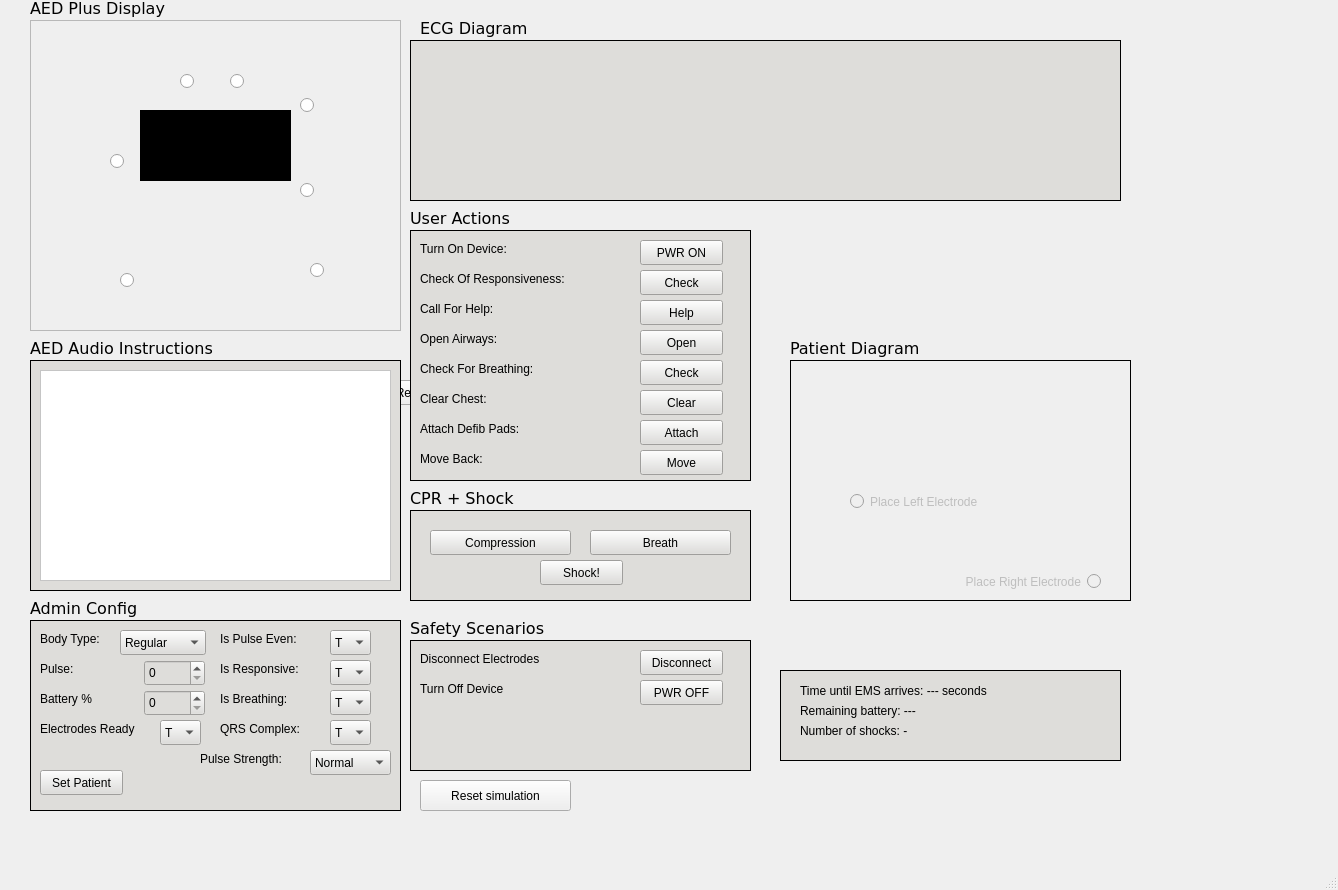
First picture: the form in mainwindow.ui, repository sfahimanwar/COMP3004-Project-Team-20, before the edit.
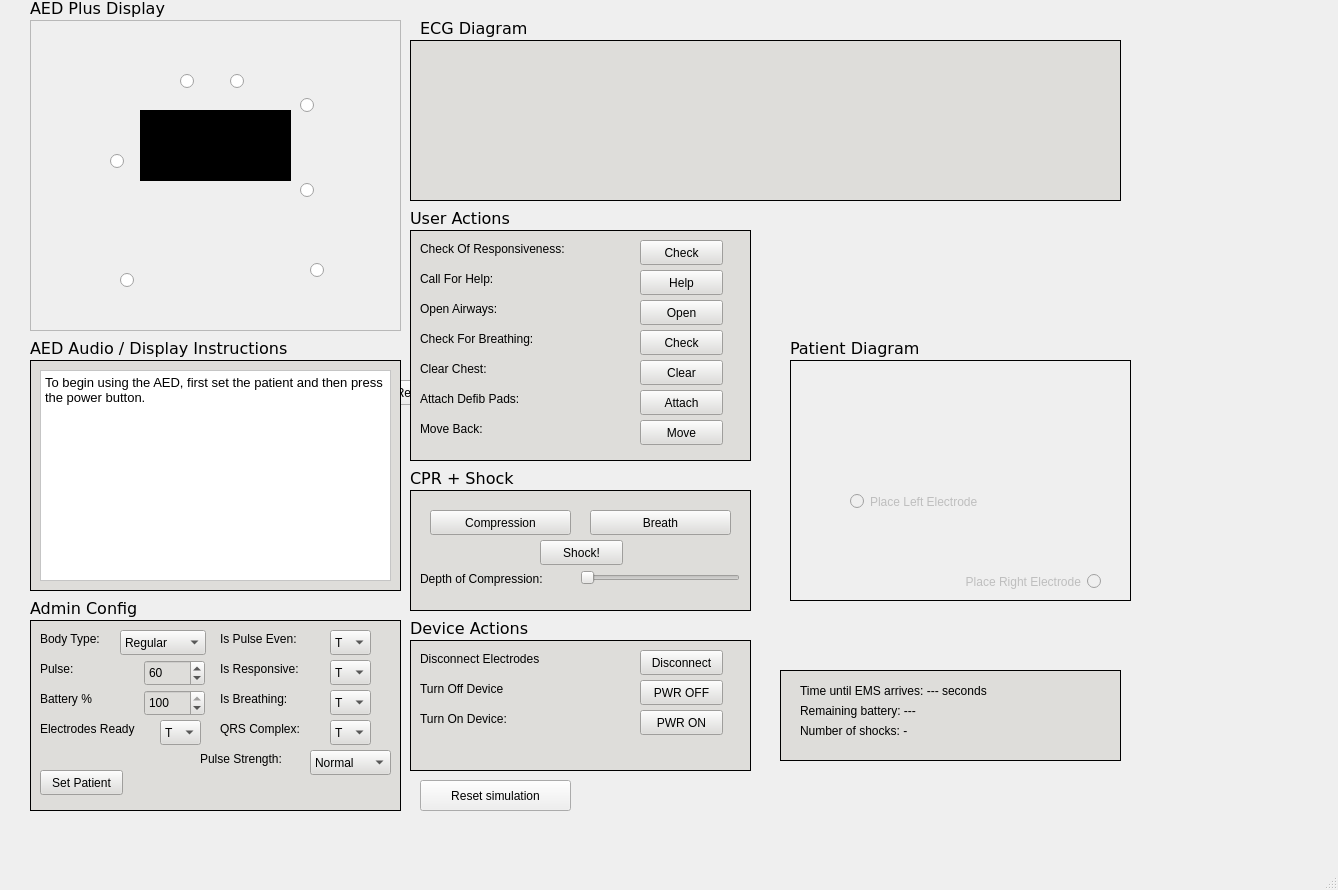
Second picture: the form after the edit. Icons and pictures are not drawn.

Commit message: Fixed a couple bugs and added depth and  off button functionality

```diff
--- a/mainwindow.ui
+++ b/mainwindow.ui
@@ -57,7 +57,7 @@
      <rect>
       <x>30</x>
       <y>340</y>
-      <width>191</width>
+      <width>261</width>
       <height>17</height>
      </rect>
     </property>
@@ -68,7 +68,7 @@
      </font>
     </property>
     <property name="text">
-     <string>AED Audio Instructions</string>
+     <string>AED Audio / Display Instructions</string>
     </property>
    </widget>
    <widget class="QFrame" name="aedAudioFrame">
@@ -109,7 +109,7 @@
 &lt;html&gt;&lt;head&gt;&lt;meta name=&quot;qrichtext&quot; content=&quot;1&quot; /&gt;&lt;style type=&quot;text/css&quot;&gt;
 p, li { white-space: pre-wrap; }
 &lt;/style&gt;&lt;/head&gt;&lt;body style=&quot; font-family:'Sans'; font-size:10pt; font-weight:400; font-style:normal;&quot;&gt;
-&lt;p style=&quot;-qt-paragraph-type:empty; margin-top:0px; margin-bottom:0px; margin-left:0px; margin-right:0px; -qt-block-indent:0; text-indent:0px;&quot;&gt;&lt;br /&gt;&lt;/p&gt;&lt;/body&gt;&lt;/html&gt;</string>
+&lt;p style=&quot; margin-top:0px; margin-bottom:0px; margin-left:0px; margin-right:0px; -qt-block-indent:0; text-indent:0px;&quot;&gt;&lt;span style=&quot; color:#000000;&quot;&gt;To begin using the AED, first set the patient and then press the power button.&lt;/span&gt;&lt;/p&gt;&lt;/body&gt;&lt;/html&gt;</string>
      </property>
     </widget>
    </widget>
@@ -208,6 +208,9 @@
      <property name="maximum">
       <number>300</number>
      </property>
+     <property name="value">
+      <number>60</number>
+     </property>
     </widget>
     <widget class="QLabel" name="isPulseEvenLabel">
      <property name="geometry">
@@ -399,6 +402,9 @@
      <property name="maximum">
       <number>100</number>
      </property>
+     <property name="value">
+      <number>100</number>
+     </property>
     </widget>
     <widget class="QLabel" name="pulseLabel_3">
      <property name="geometry">
@@ -491,7 +497,7 @@
       <x>410</x>
       <y>230</y>
       <width>341</width>
-      <height>251</height>
+      <height>231</height>
      </rect>
     </property>
     <property name="styleSheet">
@@ -503,37 +509,11 @@
     <property name="frameShadow">
      <enum>QFrame::Plain</enum>
     </property>
-    <widget class="QLabel" name="turnOnDeviceLabel">
-     <property name="geometry">
-      <rect>
-       <x>10</x>
-       <y>10</y>
-       <width>111</width>
-       <height>17</height>
-      </rect>
-     </property>
-     <property name="text">
-      <string>Turn On Device:</string>
-     </property>
-    </widget>
-    <widget class="QPushButton" name="powerButton">
-     <property name="geometry">
-      <rect>
-       <x>230</x>
-       <y>10</y>
-       <width>83</width>
-       <height>25</height>
-      </rect>
-     </property>
-     <property name="text">
-      <string>PWR ON</string>
-     </property>
-    </widget>
     <widget class="QLabel" name="responsivenessLabel">
      <property name="geometry">
       <rect>
        <x>10</x>
-       <y>40</y>
+       <y>10</y>
        <width>171</width>
        <height>17</height>
       </rect>
@@ -546,7 +526,7 @@
      <property name="geometry">
       <rect>
        <x>230</x>
-       <y>40</y>
+       <y>10</y>
        <width>83</width>
        <height>25</height>
       </rect>
@@ -559,7 +539,7 @@
      <property name="geometry">
       <rect>
        <x>10</x>
-       <y>70</y>
+       <y>40</y>
        <width>171</width>
        <height>17</height>
       </rect>
@@ -572,7 +552,7 @@
      <property name="geometry">
       <rect>
        <x>230</x>
-       <y>70</y>
+       <y>40</y>
        <width>83</width>
        <height>25</height>
       </rect>
@@ -585,7 +565,7 @@
      <property name="geometry">
       <rect>
        <x>10</x>
-       <y>160</y>
+       <y>130</y>
        <width>171</width>
        <height>17</height>
       </rect>
@@ -598,7 +578,7 @@
      <property name="geometry">
       <rect>
        <x>230</x>
-       <y>160</y>
+       <y>130</y>
        <width>83</width>
        <height>25</height>
       </rect>
@@ -611,7 +591,7 @@
      <property name="geometry">
       <rect>
        <x>10</x>
-       <y>190</y>
+       <y>160</y>
        <width>171</width>
        <height>17</height>
       </rect>
@@ -624,7 +604,7 @@
      <property name="geometry">
       <rect>
        <x>230</x>
-       <y>190</y>
+       <y>160</y>
        <width>83</width>
        <height>25</height>
       </rect>
@@ -637,7 +617,7 @@
      <property name="geometry">
       <rect>
        <x>10</x>
-       <y>220</y>
+       <y>190</y>
        <width>171</width>
        <height>17</height>
       </rect>
@@ -650,7 +630,7 @@
      <property name="geometry">
       <rect>
        <x>230</x>
-       <y>220</y>
+       <y>190</y>
        <width>83</width>
        <height>25</height>
       </rect>
@@ -663,7 +643,7 @@
      <property name="geometry">
       <rect>
        <x>230</x>
-       <y>100</y>
+       <y>70</y>
        <width>83</width>
        <height>25</height>
       </rect>
@@ -676,7 +656,7 @@
      <property name="geometry">
       <rect>
        <x>230</x>
-       <y>130</y>
+       <y>100</y>
        <width>83</width>
        <height>25</height>
       </rect>
@@ -689,7 +669,7 @@
      <property name="geometry">
       <rect>
        <x>10</x>
-       <y>130</y>
+       <y>100</y>
        <width>171</width>
        <height>17</height>
       </rect>
@@ -702,7 +682,7 @@
      <property name="geometry">
       <rect>
        <x>10</x>
-       <y>100</y>
+       <y>70</y>
        <width>171</width>
        <height>17</height>
       </rect>
@@ -716,7 +696,7 @@
     <property name="geometry">
      <rect>
       <x>410</x>
-      <y>490</y>
+      <y>470</y>
       <width>191</width>
       <height>17</height>
      </rect>
@@ -735,9 +715,9 @@
     <property name="geometry">
      <rect>
       <x>410</x>
-      <y>510</y>
+      <y>490</y>
       <width>341</width>
-      <height>91</height>
+      <height>121</height>
      </rect>
     </property>
     <property name="styleSheet">
@@ -788,6 +768,32 @@
       <string>Shock!</string>
      </property>
     </widget>
+    <widget class="QSlider" name="compressionSlider">
+     <property name="geometry">
+      <rect>
+       <x>170</x>
+       <y>80</y>
+       <width>160</width>
+       <height>16</height>
+      </rect>
+     </property>
+     <property name="orientation">
+      <enum>Qt::Horizontal</enum>
+     </property>
+    </widget>
+    <widget class="QLabel" name="compressionDepthLabel">
+     <property name="geometry">
+      <rect>
+       <x>10</x>
+       <y>80</y>
+       <width>161</width>
+       <height>17</height>
+      </rect>
+     </property>
+     <property name="text">
+      <string>Depth of Compression:</string>
+     </property>
+    </widget>
    </widget>
    <widget class="QFrame" name="patientFrame">
     <property name="enabled">
@@ -1255,7 +1261,7 @@
      </font>
     </property>
     <property name="text">
-     <string>Safety Scenarios</string>
+     <string>Device Actions</string>
     </property>
    </widget>
    <widget class="QFrame" name="userActionsFrame_2">
@@ -1328,6 +1334,32 @@
       <string>PWR OFF</string>
      </property>
     </widget>
+    <widget class="QLabel" name="turnOnDeviceLabel">
+     <property name="geometry">
+      <rect>
+       <x>10</x>
+       <y>70</y>
+       <width>111</width>
+       <height>17</height>
+      </rect>
+     </property>
+     <property name="text">
+      <string>Turn On Device:</string>
+     </property>
+    </widget>
+    <widget class="QPushButton" name="powerButton">
+     <property name="geometry">
+      <rect>
+       <x>230</x>
+       <y>70</y>
+       <width>83</width>
+       <height>25</height>
+      </rect>
+     </property>
+     <property name="text">
+      <string>PWR ON</string>
+     </property>
+    </widget>
    </widget>
    <zorder>aedDisplayFrame</zorder>
    <zorder>emsResetButton</zorder>
```
Left out of the diff: 4 changed lines with no effect on the pictures. The commit also changes 6 other files.
